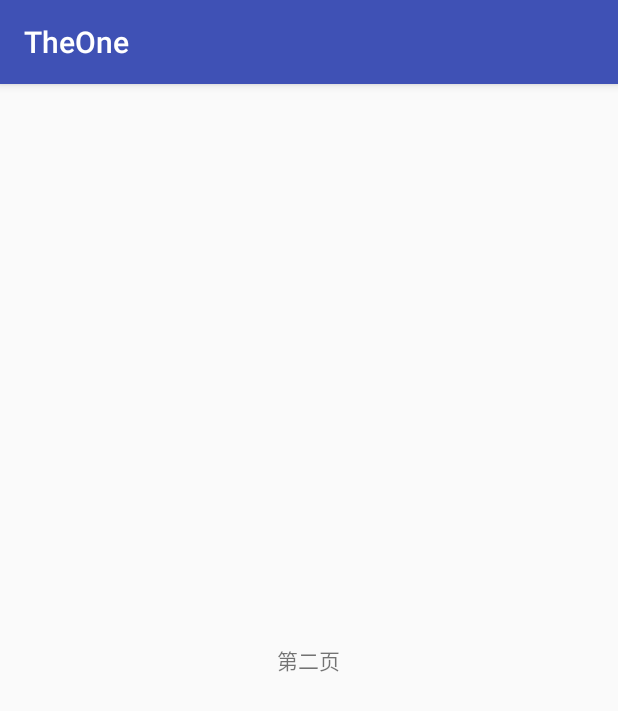
After one commit to longyuan02/TheTesst, an Android app: the SecondActivity screen opened directly, with no data from a screen before it, on a phone screen of 412 x 824 dp. The commit adds this screen. Shown: the top 711 px of the screen. Run offline under Robolectric (Android 15) with nearby library versions, the phone set to English and light mode, and no system bars; our stand-ins replace ButterKnife.

Commit message:
commit ipc

```diff
--- /dev/null
+++ b/theone/src/main/java/com/mazhan/theone/ipc/SecondActivity.java
@@ -0,0 +1,40 @@
+package com.mazhan.theone.ipc;
+
+import android.content.Intent;
+import android.os.Bundle;
+import android.support.annotation.Nullable;
+import android.support.v7.app.AppCompatActivity;
+import android.util.Log;
+import android.view.View;
+import android.widget.TextView;
+
+import com.mazhan.theone.R;
+
+import butterknife.ButterKnife;
+import butterknife.InjectView;
+
+/**
+ * Created by dragonfly on 2017/4/24.
+ */
+
+public class SecondActivity extends AppCompatActivity {
+//    private final static String TAG = SecondActivity.class.getSimpleName() + "======:";
+    @InjectView(R.id.tv_second)
+    TextView second;
+    @Override
+    protected void onCreate(@Nullable Bundle savedInstanceState) {
+        super.onCreate(savedInstanceState);
+        setContentView(R.layout.activity_ipcsecend);
+        int db=UserManager.sUserId;
+//        Log.i(TAG, UserManager.sUserId + "");
+        ButterKnife.inject(this);
+        second.setOnClickListener(new View.OnClickListener() {
+            @Override
+            public void onClick(View v) {
+                Intent intent = new Intent();
+                intent.setClass(SecondActivity.this, ThirdActivity.class);
+                startActivity(intent);
+            }
+        });
+    }
+}
--- a/theone/src/main/java/com/mazhan/theone/viewgroup/MyTextView.java
+++ b/theone/src/main/java/com/mazhan/theone/viewgroup/MyTextView.java
@@ -2,6 +2,7 @@ package com.mazhan.theone.viewgroup;
 
 import android.annotation.SuppressLint;
 import android.content.Context;
+import android.content.res.TypedArray;
 import android.graphics.Canvas;
 import android.graphics.LinearGradient;
 import android.graphics.Matrix;
@@ -9,6 +10,8 @@ import android.graphics.Paint;
 import android.graphics.Shader;
 import android.util.AttributeSet;
 import android.widget.TextView;
+
+import com.mazhan.theone.R;
 
 /**
  * Created by dragonfly on 2017/4/21.
@@ -25,6 +28,7 @@ public class MyTextView extends TextView {
     //自定义的View 必须要重写两个或者三个参数的构造方法，才能在Eclipse视图浏览中查看效果。
     public MyTextView(Context context, AttributeSet attrs) {
         super(context, attrs);
+        TypedArray ta=context.obtainStyledAttributes(attrs, R.styleable.TopBar);
     }
     @Override
     protected void onSizeChanged(int w, int h, int oldw, int oldh) {
--- /dev/null
+++ b/theone/src/main/res/layout/activity_ipcsecend.xml
@@ -0,0 +1,13 @@
+<?xml version="1.0" encoding="utf-8"?>
+<LinearLayout xmlns:android="http://schemas.android.com/apk/res/android"
+    android:layout_width="match_parent"
+    android:layout_height="match_parent"
+    android:gravity="center"
+    android:orientation="vertical">
+
+    <TextView
+        android:id="@+id/tv_second"
+        android:layout_width="wrap_content"
+        android:layout_height="wrap_content"
+        android:text="第二页" />
+</LinearLayout>
--- a/theone/src/main/res/layout/activity_main.xml
+++ b/theone/src/main/res/layout/activity_main.xml
@@ -7,7 +7,7 @@
     android:layout_height="match_parent"
     tools:context="com.mazhan.theone.MainActivity">
 
-    <com.mazhan.theone.activityconfiguration.DrawView
+    <com.mazhan.theone.viewgroup.DrawTextView.DrawView
         android:id="@+id/tv_third"
         android:layout_width="200dp"
         android:layout_height="30dp"
```
Also changed, not shown: theone/src/main/AndroidManifest.xml (+20 -2 lines), theone/src/main/java/com/mazhan/theone/activityconfiguration/DrawView.java (deleted, +0 -133 lines), theone/src/main/java/com/mazhan/theone/ipc/MainActivity.java (added, +40 -0 lines), theone/src/main/java/com/mazhan/theone/ipc/ThirdActivity.java (added, +40 -0 lines), theone/src/main/java/com/mazhan/theone/ipc/UserManager.java (added, +17 -0 lines), theone/src/main/java/com/mazhan/theone/viewgroup/DrawTextView.java (+121 -0 lines), theone/src/main/java/com/mazhan/theone/viewgroup/DrawViewGroup.java (added, +26 -0 lines), theone/src/main/res/layout/activity_ipcmain.xml (added, +13 -0 lines), theone/src/main/res/layout/activity_ipcthird.xml (added, +13 -0 lines), theone/src/main/res/values/attrs.xml (added, +16 -0 lines).
